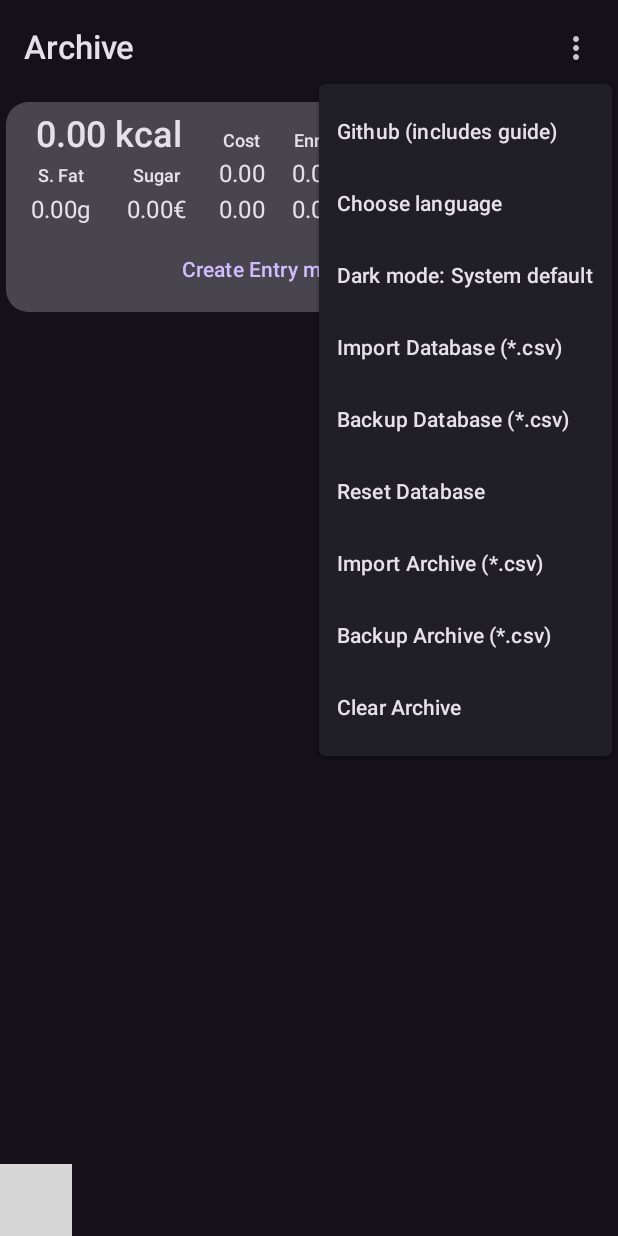
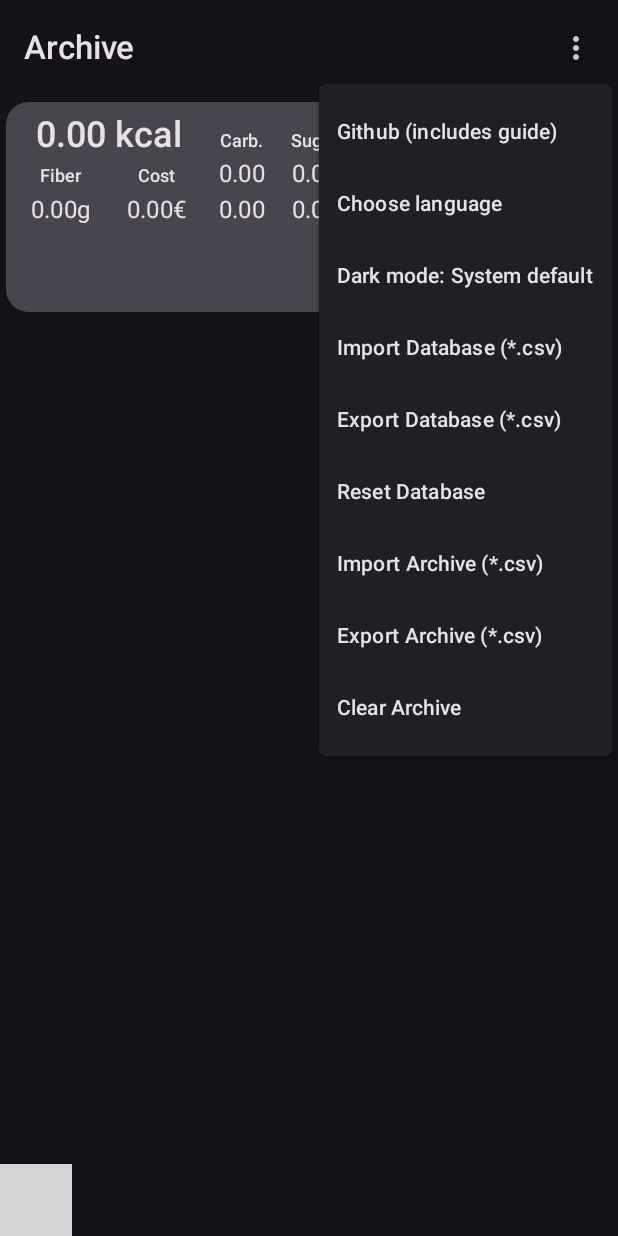
Before and after one commit to Makstuff/MinimalistCalorieCounter, an Android app built with Jetpack Compose: the ScreenArchiveShowContent screen opened through its navigation route, after a tap on "Options", on a phone screen of 412 x 824 dp. Run offline under Robolectric (Android 15) with nearby library versions, the phone set to English and light mode, and no system bars; libraries missing offline, so code that uses them is left out: com.github.doyaaaaaken.kotlincsv; 7 statements that could not run were skipped; grey boxes are pictures that could not be loaded.

Commit message:
Expanded Starting Database, fixed bug that originated from sorting the translation xmls where nutrient labels were in the wrong order, added several long-press options to buttons.

```diff
--- a/app/build.gradle.kts
+++ b/app/build.gradle.kts
@@ -11,8 +11,8 @@ android {
         applicationId = "com.makstuff.minimalistcaloriecounter"
         minSdk = 26
         targetSdk = 34
-        versionCode = 1
-        versionName = "1.0"
+        versionCode = 4
+        versionName = "1.3"
 
         testInstrumentationRunner = "androidx.test.runner.AndroidJUnitRunner"
         vectorDrawables {
@@ -52,7 +52,7 @@ android {
 
 dependencies {
     implementation("androidx.activity:activity-compose:1.8.2")
-    implementation("androidx.compose.material3:material3:1.2.0-beta02")
+    implementation("androidx.compose.material3:material3:1.2.0-rc01")
     implementation("com.github.doyaaaaaken:kotlin-csv-jvm:1.9.2")
     implementation("androidx.navigation:navigation-compose:2.7.6")
     implementation("androidx.core:core-splashscreen:1.0.1")
--- a/app/src/main/java/com/makstuff/minimalistcaloriecounter/AppUiState.kt
+++ b/app/src/main/java/com/makstuff/minimalistcaloriecounter/AppUiState.kt
@@ -88,6 +88,8 @@ data class AppUiState(
     val alertDialogDatabaseReset: Boolean = false,
     val alertDialogArchiveImport: Boolean = false,
     val alertDialogDatabaseImport: Boolean = false,
+    val alertDialogRecipeReset: Boolean = false,
+    val alertDialogDayReset: Boolean = false,
     val dialogLanguage: Boolean = false,
 
 )
--- a/app/src/main/java/com/makstuff/minimalistcaloriecounter/classes/DatabaseEntry.kt
+++ b/app/src/main/java/com/makstuff/minimalistcaloriecounter/classes/DatabaseEntry.kt
@@ -10,7 +10,7 @@ import com.makstuff.minimalistcaloriecounter.essentials.CSV_INDEX_DATABASE_QUICK
 import com.makstuff.minimalistcaloriecounter.essentials.NUTRIENT_PROPERTIES
 import com.makstuff.minimalistcaloriecounter.essentials.toProperString
 
-open class DatabaseEntry(
+data class DatabaseEntry(
     val name: String = "",
     val nutrients: Nutrients,
     val customWeights: CustomWeights,
@@ -59,7 +59,7 @@ open class DatabaseEntry(
         check(Regex("""^[A-Z]""").containsMatchIn(name)) {
             context.getString(R.string.name_capital_letter)
         }
-        check(Regex("""^[^\n\r\,]*$""").containsMatchIn(name)) {
+        check(Regex("""^[^\n\r,]*$""").containsMatchIn(name)) {
             context.getString(R.string.name_no_commas)
         }
     }
--- a/app/src/main/java/com/makstuff/minimalistcaloriecounter/essentials/globalValues.kt
+++ b/app/src/main/java/com/makstuff/minimalistcaloriecounter/essentials/globalValues.kt
@@ -27,7 +27,7 @@ val GENERAL_WEIGHTS: List<Pair<String, String>> = listOf(
     Pair("250", "250"),
     Pair("300", "300"),
     Pair("350", "350"),
-    Pair("400", "350"),
+    Pair("400", "400"),
     Pair("450", "450"),
     Pair("500", "500"),
     Pair("600", "600"),
--- a/app/src/main/java/com/makstuff/minimalistcaloriecounter/ui/reused/MyComboComponentTile.kt
+++ b/app/src/main/java/com/makstuff/minimalistcaloriecounter/ui/reused/MyComboComponentTile.kt
@@ -18,11 +18,13 @@ import com.makstuff.minimalistcaloriecounter.essentials.toProperString
 fun MyComboComponentTile(
     component: Triple<Double, DatabaseEntry, Nutrients>,
     onClick: () -> Unit,
+    onLongClick: () -> Unit,
     modifier: Modifier = Modifier,
 ) {
     MyFilledButton(
         color = MaterialTheme.colorScheme.surfaceVariant,
         onClick = { onClick() },
+        onLongClick = { onLongClick() },
         modifier = modifier,
         content = {
             Row(
--- a/app/src/main/java/com/makstuff/minimalistcaloriecounter/ui/reused/MyDatabaseEntryTile.kt
+++ b/app/src/main/java/com/makstuff/minimalistcaloriecounter/ui/reused/MyDatabaseEntryTile.kt
@@ -16,11 +16,13 @@ import com.makstuff.minimalistcaloriecounter.classes.DatabaseEntry
 fun MyDatabaseEntryTile(
     databaseEntry: DatabaseEntry,
     onClick: () -> Unit,
+    onLongClick: () -> Unit,
     modifier: Modifier = Modifier,
 ) {
     MyFilledButton(
         color = MaterialTheme.colorScheme.surfaceVariant,
         onClick = { onClick() },
+        onLongClick = { onLongClick() },
         modifier = modifier,
         content = {
             Row(
--- a/app/src/main/java/com/makstuff/minimalistcaloriecounter/ui/screens/ScreenArchiveShowContent.kt
+++ b/app/src/main/java/com/makstuff/minimalistcaloriecounter/ui/screens/ScreenArchiveShowContent.kt
@@ -18,7 +18,6 @@ fun ScreenArchiveShowContent(
     archive: Archive,
     onClickEntry: (Int) -> Unit,
     onClickAddManually: () -> Unit,
-    onClickFromDay: () -> Unit,
     context: Context
 ) {
     Column(
@@ -30,7 +29,6 @@ fun ScreenArchiveShowContent(
             contentAbove = { },
             listOfTextButtons = listOf(
                 Pair(stringResource(R.string.button_create_entry_manually)) { onClickAddManually() },
-                Pair(stringResource(R.string.button_turn_day_to_entry)) { onClickFromDay() }
             ),
             content = {
                 MyScrollColumn(items = archive.entries.mapIndexed { index, archiveEntry ->
--- a/app/src/main/java/com/makstuff/minimalistcaloriecounter/ui/screens/ScreenDatabaseShowContent.kt
+++ b/app/src/main/java/com/makstuff/minimalistcaloriecounter/ui/screens/ScreenDatabaseShowContent.kt
@@ -14,6 +14,7 @@ fun ScreenDatabaseShowContent(
     database: List<DatabaseEntry>,
     indexList: SnapshotStateList<Int>,
     onFoodClicked: (Int) -> Unit,
+    onFoodLongClicked: (Int) -> Unit,
     onBack: () -> Unit,
 ) {
     MyScrollColumn(reverseScrolling = false, items = if(indexList.isEmpty()) listOf {
@@ -21,7 +22,7 @@ fun ScreenDatabaseShowContent(
     }
     else indexList.map {
         {
-            MyDatabaseEntryTile(database[it], { onFoodClicked(it) })
+            MyDatabaseEntryTile(database[it], { onFoodClicked(it) }, { onFoodLongClicked(it) })
         }
     }
     )
@@ -31,10 +32,11 @@ fun ScreenDatabaseShowContent(
 fun ScreenDatabaseShowContent2(
     database: List<DatabaseEntry>,
     onFoodClicked: (Int) -> Unit,
+    onFoodLongClicked: (Int) -> Unit
 ) {
     MyScrollColumn(reverseScrolling = false, items = database.mapIndexed { index, entry ->
         {
-            MyDatabaseEntryTile(entry, { onFoodClicked(index) })
+            MyDatabaseEntryTile(entry, { onFoodClicked(index) }, { onFoodLongClicked(index) })
         }
     }
     )
--- a/app/src/main/res/values/strings.xml
+++ b/app/src/main/res/values/strings.xml
@@ -1,6 +1,6 @@
 <resources>
-    <string name="always_english">Always English</string>
-    <string name="always_german">Always German</string>
+    <string name="always_english">English</string>
+    <string name="always_german">German</string>
     <string name="app_name">Minimalist Calorie Counter</string>
     <string name="archive">Archive</string>
     <string name="body_weight">Body weight</string>
@@ -11,7 +11,7 @@
     <string name="button_back">Back</string>
     <string name="button_cancel">Cancel</string>
     <string name="button_clear_input">Clear input</string>
-    <string name="button_clear_recipe">Clear Recipe</string>
+    <string name="button_clear_recipe">Reset</string>
     <string name="button_confirm">Confirm</string>
     <string name="button_continue">Continue</string>
     <string name="button_create">Create</string>
@@ -23,17 +23,16 @@
     <string name="button_save_changes">Save changes</string>
     <string name="button_save_new_weight">Save new weight</string>
     <string name="button_turn_day_to_archive_entry">Turn Day to Archive Entry</string>
-    <string name="button_turn_day_to_entry">Turn Day to Entry</string>
     <string name="button_turn_to_archive_entry">Turn to Archive Entry</string>
     <string name="button_turn_to_database_entry">Turn to Database Entry</string>
     <string name="carbohydrate_protein_fat_combined">Carbohydrate, protein, fat and fiber combined can\'t weigh more than 100g.</string>
     <string name="carbohydrates_include_sugar">Carbohydrates include sugar, so sugar can\'t weigh more.</string>
     <string name="choose_language">Choose language</string>
-    <string name="combine">Combine</string>
+    <string name="combine">Recipe</string>
     <string name="csv_wrong_number_fields">CSV the has wrong number of fields.</string>
     <string name="custom_weights">Custom weights</string>
     <string name="custom_weights_example">e.g. \"55:1 Scoop-110:2 Scoops\"</string>
-    <string name="custom_weights_format">Custom weights must be of the format \"number:name-number:name-Â?\"</string>
+    <string name="custom_weights_format">Custom weights must be of the format \"number:name-number:name…?\"</string>
     <string name="dark_mode">Dark mode</string>
     <string name="database">Database</string>
     <string name="database_navbar">Database</string>
@@ -45,11 +44,13 @@
     <string name="dialog_archive_import">Importing an Archive file overrides the old file in any case, even if the new file might not be valid.</string>
     <string name="dialog_dangerous_action">Dangerous Action</string>
     <string name="dialog_database_import">Importing a Database file overrides the old file in any case, even if the new file might not be valid.</string>
-    <string name="dialog_database_reset">You are about to reset your Database to factory state. All the food you have added will be permanently lost.</string>
+    <string name="dialog_database_reset">You are about to reset your Database to factory state. All the Entries you have added will be permanently lost.</string>
     <string name="dialog_destructive_action">Destructive Action</string>
     <string name="dialog_language">If you want to change the language of the default Database Entries too, you can reset the Database after changing the language. It will then use the default file of the new language.</string>
-    <string name="dropdown_backup_archive">Backup Archive</string>
-    <string name="dropdown_backup_database">Backup Database</string>
+    <string name="dialog_reset_day">This will delete all the Food in your Day.</string>
+    <string name="dialog_reset_recipe">This will delete all the ingredients in your Recipe.</string>
+    <string name="dropdown_backup_archive">Export Archive</string>
+    <string name="dropdown_backup_database">Export Database</string>
     <string name="dropdown_clear_archive">Clear Archive</string>
     <string name="dropdown_github">Github (includes guide)</string>
     <string name="dropdown_import_archive">Import Archive</string>
@@ -69,7 +70,7 @@
     <string name="must_be_smaller_than">must be smaller than</string>
     <string name="name">Name</string>
     <string name="name_cant_be_empty">Name can\'t be empty.</string>
-    <string name="name_capital_letter">Name must start with capital letter.</string>
+    <string name="name_capital_letter">Name must start with a capital letter (A-Z).</string>
     <string name="name_no_commas">Name must not include commas or linebreaks.</string>
     <string name="options">Options</string>
     <string name="overall_weight">Overall weight</string>
@@ -94,28 +95,28 @@
     <string name="weight_of_food">Weight of Food</string>
     <string name="weight_of_ingredient">Weight of Ingredient</string>
     <string-array name="dark_mode_options">
-        <item>Always dark</item>
-        <item>Always light</item>
+        <item>Dark</item>
+        <item>Light</item>
         <item>System default</item>
     </string-array>
     <string-array name="nutrient_names">
+        <item>Energy</item>
         <item>Carbohydrate</item>
+        <item>Sugar</item>
+        <item>Protein</item>
+        <item>Fat</item>
+        <item>Saturated fat</item>
+        <item>Fiber</item>
         <item>Cost</item>
-        <item>Energy</item>
-        <item>Fat</item>
-        <item>Fiber</item>
-        <item>Protein</item>
-        <item>Saturated fat</item>
-        <item>Sugar</item>
     </string-array>
     <string-array name="nutrient_names_short">
+        <item>Enrg.</item>
         <item>Carb.</item>
+        <item>Sugar</item>
+        <item>Prot.</item>
+        <item>Fat</item>
+        <item>S. Fat</item>
+        <item>Fiber</item>
         <item>Cost</item>
-        <item>Enrg.</item>
-        <item>Fat</item>
-        <item>Fiber</item>
-        <item>Prot.</item>
-        <item>S. Fat</item>
-        <item>Sugar</item>
     </string-array>
 </resources>
```
Also changed, not shown: app/src/main/java/com/makstuff/minimalistcaloriecounter/App.kt (+53 -24 lines), app/src/main/java/com/makstuff/minimalistcaloriecounter/AppViewModel.kt (+26 -3 lines), app/src/main/res/raw-de/database.csv (+52 -21 lines), app/src/main/res/raw/database.csv (+52 -21 lines), 1 other file.
